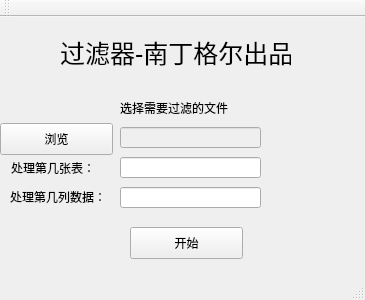
514759979/fina, file mainwindow.ui: the form before one commit.
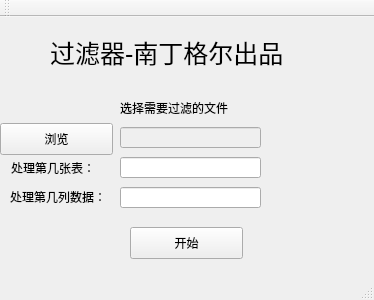
The form after the commit.

Patch:
```diff
--- a/mainwindow.ui
+++ b/mainwindow.ui
@@ -6,7 +6,7 @@
    <rect>
     <x>0</x>
     <y>0</y>
-    <width>365</width>
+    <width>374</width>
     <height>300</height>
    </rect>
   </property>
@@ -43,9 +43,9 @@
    <widget class="QLabel" name="title">
     <property name="geometry">
      <rect>
-      <x>60</x>
+      <x>50</x>
       <y>20</y>
-      <width>231</width>
+      <width>331</width>
       <height>31</height>
      </rect>
     </property>
```
Left out of the diff: 2 changed lines with no effect on the pictures.
